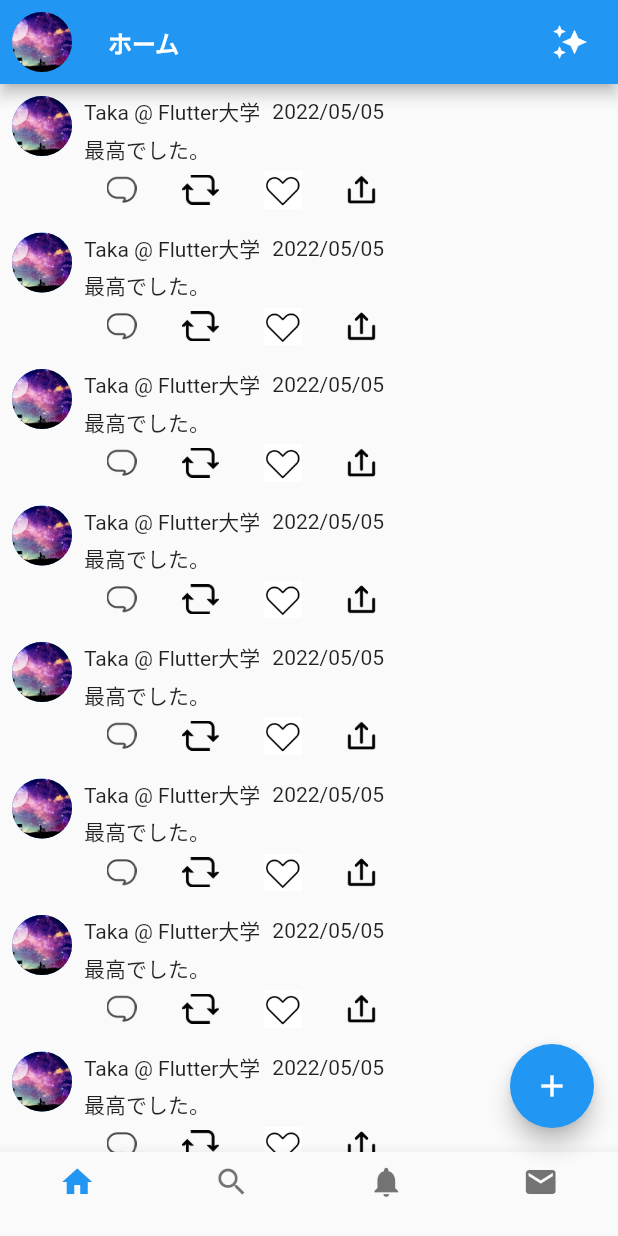
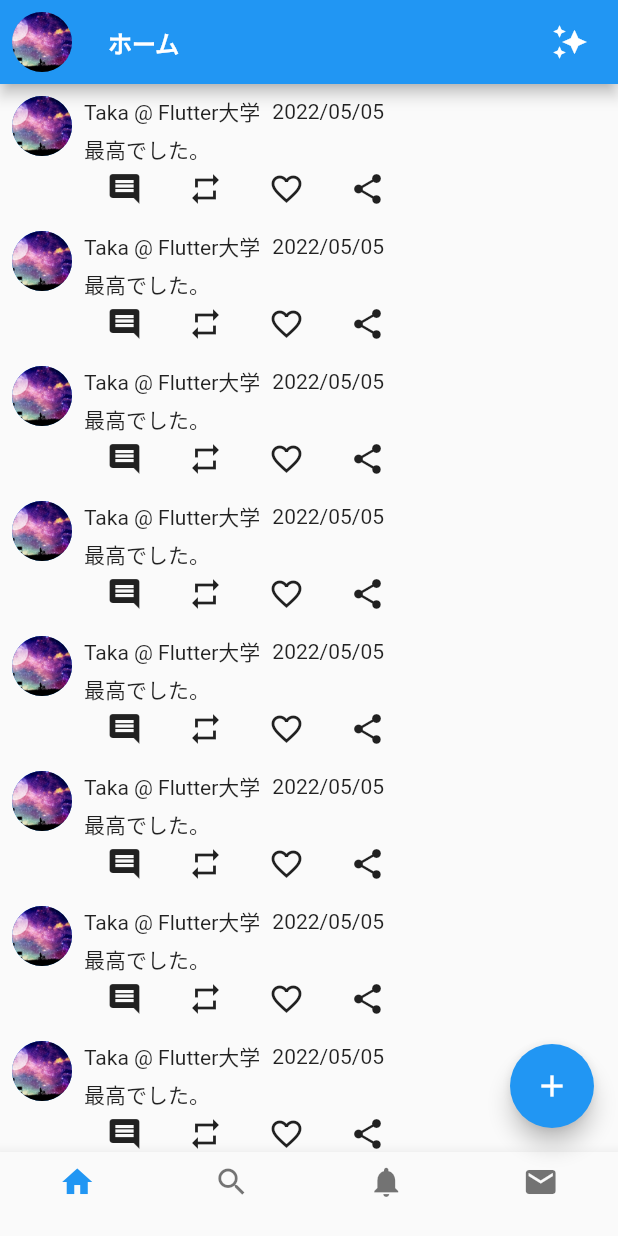
Before and after one commit to Takatoshi-ish/flutter_twitter_ui, a Flutter app: the screen it shows after launch, on a phone screen of 412 x 824 dp. Run offline on Flutter 3.47's test engine with Material 2 defaults, Android fonts, the phone set to English and light mode, and no system bars.

Commit message:
アイコン画像をアイコンに修正

```diff
--- a/lib/main.dart
+++ b/lib/main.dart
@@ -132,19 +132,19 @@ class TweetTile extends StatelessWidget {
                   const SizedBox(
                     width: 15,
                   ),
-                  IconContainer('assets/comment.png', 20, 20),
+                  Icon(Icons.comment),
                   const SizedBox(
                     width: 30,
                   ),
-                  IconContainer('assets/repeat.png', 25, 20),
+                  Icon(Icons.repeat),
                   const SizedBox(
                     width: 30,
                   ),
-                  IconContainer('assets/heart.png', 25, 25),
+                  Icon(Icons.favorite_border),
                   const SizedBox(
                     width: 30,
                   ),
-                  IconContainer('assets/share.png', 20, 20),
+                  Icon(Icons.share),
                 ],
               ),
             ],
```
